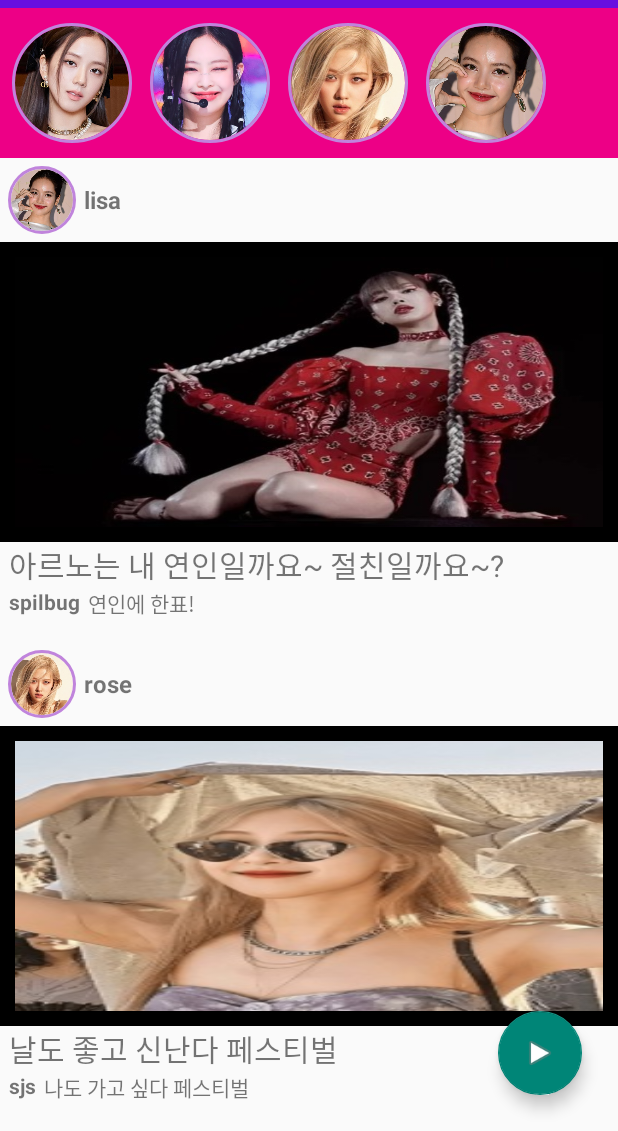
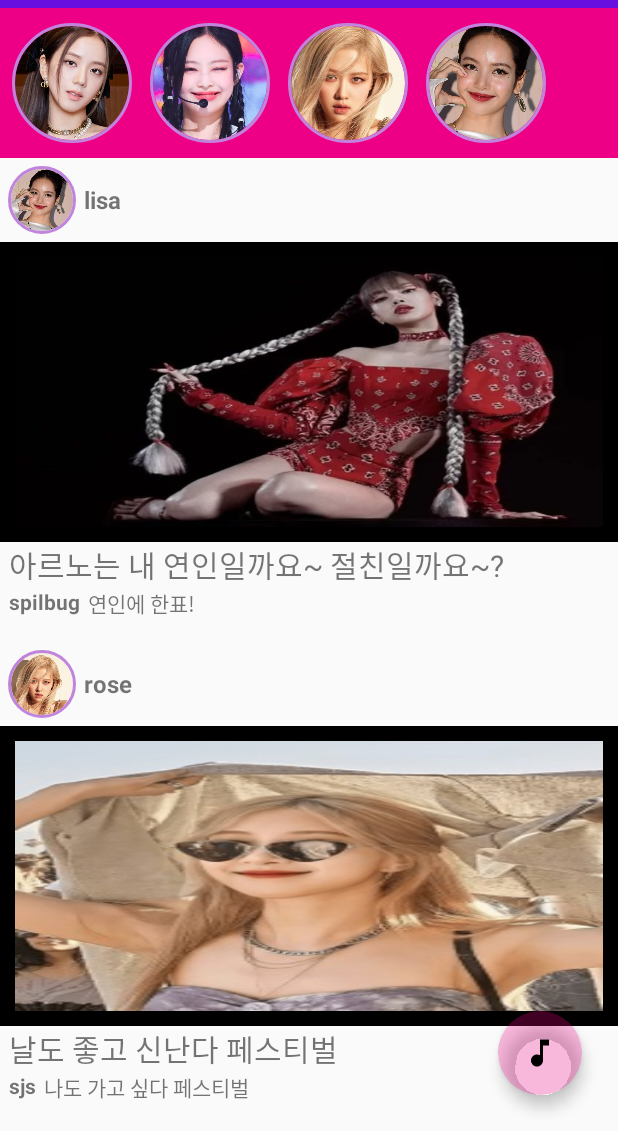
Before and after one commit to hwajiny/TeamProject10, an Android app: the screen it shows after launch (MainActivity), on a phone screen of 412 x 824 dp, the part 105-1236 px from its top. Run offline under Robolectric (Android 15) with nearby library versions, the phone set to English and light mode, and no system bars; our stand-ins replace CircleImageView.

Commit message:
[FIX] : 🔧(dev): 플로팅버튼 수정

```diff
--- /dev/null
+++ b/app/src/main/res/drawable/baseline_music_note_24.xml
@@ -0,0 +1,5 @@
+<vector android:height="24dp" android:tint="#000000"
+    android:viewportHeight="24" android:viewportWidth="24"
+    android:width="24dp" xmlns:android="http://schemas.android.com/apk/res/android">
+    <path android:fillColor="@android:color/white" android:pathData="M12,3v10.55c-0.59,-0.34 -1.27,-0.55 -2,-0.55 -2.21,0 -4,1.79 -4,4s1.79,4 4,4 4,-1.79 4,-4V7h4V3h-6z"/>
+</vector>
--- a/app/src/main/res/layout/activity_main.xml
+++ b/app/src/main/res/layout/activity_main.xml
@@ -13,9 +13,12 @@
         android:layout_height="wrap_content"
         android:layout_margin="24dp"
         android:clickable="true"
+        app:borderWidth="0dp"
+        android:backgroundTint="@color/alpha_hotpink"
+        app:rippleColor="@color/hotpink"
         app:layout_constraintBottom_toBottomOf="parent"
         app:layout_constraintEnd_toEndOf="parent"
-        app:srcCompat="@android:drawable/ic_media_play" />
+        app:srcCompat="@drawable/baseline_music_note_24" />
 
     <LinearLayout
         android:id="@+id/title_layout"
```
